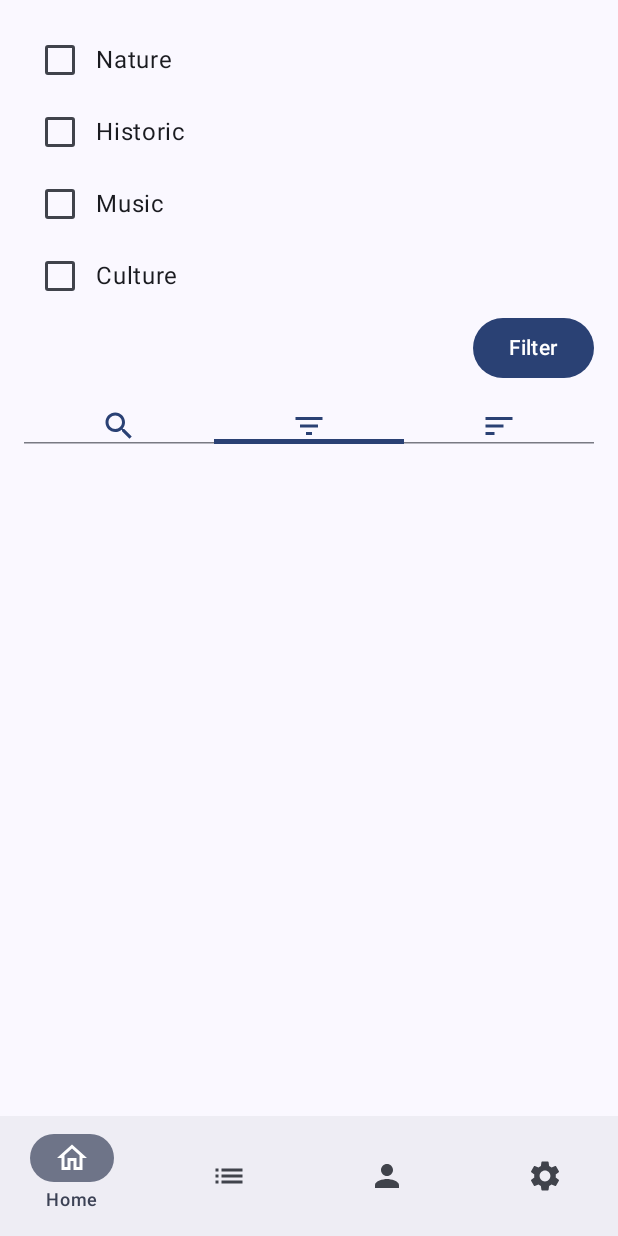
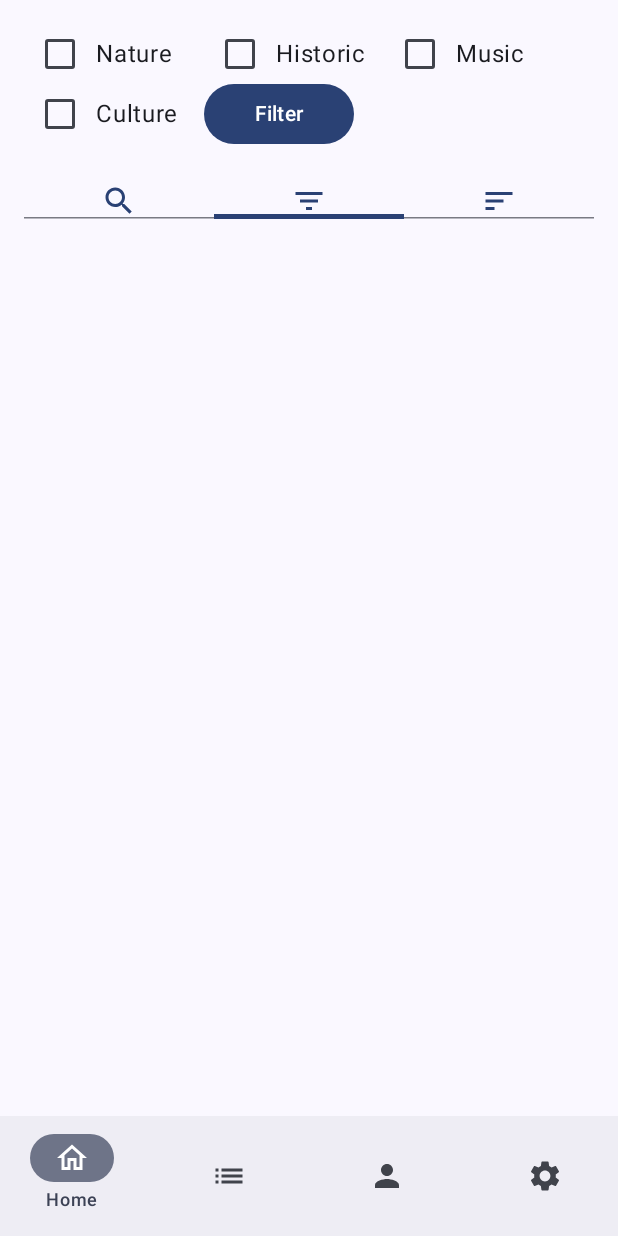
Before and after one commit to same8891/group_project, an Android app built with Jetpack Compose: the homeScreen screen opened through its navigation route, tab 2 chosen, on a phone screen of 412 x 824 dp. Run offline under Robolectric (Android 15) with nearby library versions, the phone set to English and light mode, and no system bars; our stand-ins replace Firebase (no records; nobody signed in at launch, a user with empty details on screens opened directly).

Commit message:
update filter part ui

```diff
--- a/groupproject/app/src/main/java/com/example/groupproject/ui/home/homeScreen.kt
+++ b/groupproject/app/src/main/java/com/example/groupproject/ui/home/homeScreen.kt
@@ -12,6 +12,7 @@ import androidx.compose.foundation.layout.fillMaxSize
 import androidx.compose.foundation.layout.fillMaxWidth
 import androidx.compose.foundation.layout.height
 import androidx.compose.foundation.layout.padding
+import androidx.compose.foundation.layout.width
 import androidx.compose.foundation.lazy.LazyColumn
 import androidx.compose.foundation.lazy.items
 import androidx.compose.material.icons.Icons
@@ -153,8 +154,9 @@ fun SearchBar(onSearch: (String) -> Unit) {
     Row(
         modifier = Modifier
             .fillMaxWidth()
-            .height(56.dp)
+            .height(90.dp)
             .background(MaterialTheme.colorScheme.primary)
+            .padding(16.dp)
         ,
         verticalAlignment = Alignment.CenterVertically
     ) {
@@ -183,13 +185,21 @@ fun SearchBar(onSearch: (String) -> Unit) {
 fun CheckBoxList(onFilterClick: (List<String>) -> Unit) {
     val items = listOf("Nature", "Historic", "Music", "Culture")
     val checkedItems = remember { mutableStateListOf<Boolean>(false, false, false, false) }
-
-    Column(
+    var add_row = false
+    val screenWidth = LocalConfiguration.current.screenWidthDp
+    var length = 0
+    var count = 0
+    Column(modifier = Modifier.height(90.dp)
     ) {
+        Row (modifier = Modifier.height(40.dp)){
             items.forEachIndexed { index, item ->
+                if((length+120) > screenWidth){
+                    add_row = true
+                }
+                if (add_row == false) {
                     Row(
                         modifier = Modifier
-                    .fillMaxWidth(),
+                            .width(120.dp),
                         verticalAlignment = Alignment.CenterVertically
                     ) {
                         Checkbox(
@@ -198,13 +208,40 @@ fun CheckBoxList(onFilterClick: (List<String>) -> Unit) {
                         )
                         Text(text = item)
                     }
+                    length += 120
+                    count++
+                }
+            }
+        }
+        if(add_row){
+            Row(modifier = Modifier.height(40.dp)){
+                for(i in count until 4){
+                    Row(
+                        modifier = Modifier
+                            .width(120.dp),
+                        verticalAlignment = Alignment.CenterVertically
+                    ) {
+                        Checkbox(
+                            checked = checkedItems[i],
+                            onCheckedChange = { checkedItems[i] = it },
+                        )
+                        Text(text = items[i])
+                    }
                 }
                 Button(
                     onClick = { onFilterClick(getSelectedItems(items,checkedItems)) },
-            modifier = Modifier.align(Alignment.End)
+                    modifier = Modifier.width(100.dp)
                 ) {
                     Text("Filter")
                 }
+            }
+        }
+//        Button(
+//            onClick = { onFilterClick(getSelectedItems(items,checkedItems)) },
+//            modifier = Modifier.align(Alignment.End)
+//        ) {
+//            Text("Filter")
+//        }
     }
 }
 
```
Lines whose indentation alone changed are shown as unchanged.
